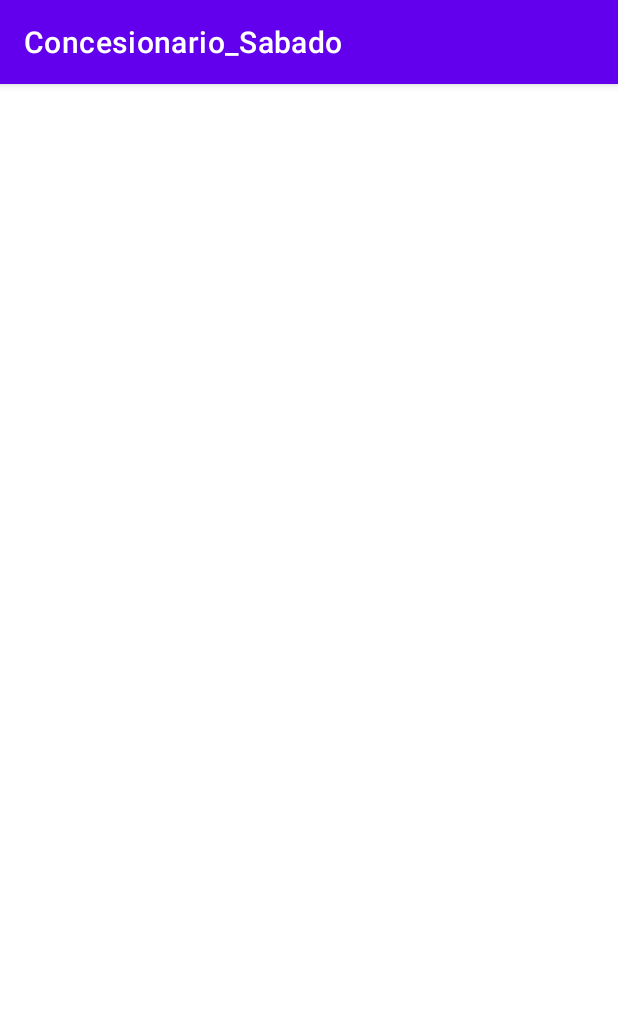
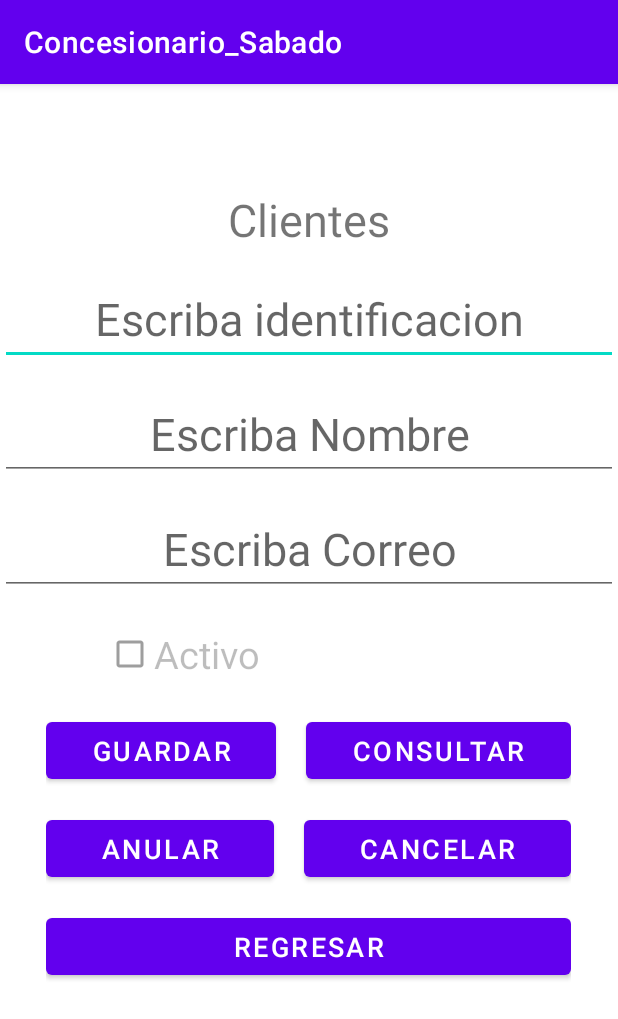
Before and after one commit to davidmillan5/AndroidConcesionarioProject, an Android app: the ClienteActivity screen opened directly, with no data from a screen before it, on a phone screen of 412 x 824 dp. Shown: the top 1019 px of the screen. Run offline under Robolectric (Android 15) with nearby library versions, the phone set to English and light mode, and no system bars.

Commit message:
Activity_Cliente XML Improve

```diff
--- a/app/src/main/res/layout/activity_cliente.xml
+++ b/app/src/main/res/layout/activity_cliente.xml
@@ -1,9 +1,132 @@
 <?xml version="1.0" encoding="utf-8"?>
-<androidx.constraintlayout.widget.ConstraintLayout xmlns:android="http://schemas.android.com/apk/res/android"
+<LinearLayout xmlns:android="http://schemas.android.com/apk/res/android"
     xmlns:app="http://schemas.android.com/apk/res-auto"
     xmlns:tools="http://schemas.android.com/tools"
     android:layout_width="match_parent"
+    android:orientation="vertical"
     android:layout_height="match_parent"
     tools:context=".ClienteActivity">
 
-</androidx.constraintlayout.widget.ConstraintLayout>
+    <TextView
+        android:id="@+id/textView"
+        android:layout_width="match_parent"
+        android:layout_height="wrap_content"
+        android:layout_marginTop="70dp"
+        android:textSize="30sp"
+        android:gravity="center"
+        android:text="Clientes" />
+
+    <EditText
+        android:id="@+id/etidentificacion"
+        android:layout_width="match_parent"
+        android:layout_height="wrap_content"
+        android:ems="10"
+        android:layout_marginTop="15dp"
+        android:textSize="30sp"
+        android:gravity="center"
+        android:hint="Escriba identificacion"
+        android:inputType="number" />
+
+    <EditText
+        android:id="@+id/etnombre"
+        android:layout_width="match_parent"
+        android:layout_height="wrap_content"
+        android:ems="10"
+        android:inputType="textPersonName"
+        android:layout_marginTop="15dp"
+        android:textSize="30sp"
+        android:gravity="center"
+        android:hint="Escriba Nombre" />
+
+    <EditText
+        android:id="@+id/etcorreo"
+        android:layout_width="match_parent"
+        android:layout_height="wrap_content"
+        android:ems="10"
+        android:layout_marginTop="15dp"
+        android:textSize="30sp"
+        android:gravity="center"
+        android:hint="Escriba Correo"
+        android:inputType="textEmailAddress" />
+
+    <CheckBox
+        android:id="@+id/cbactivo"
+        android:layout_width="270dp"
+        android:layout_height="wrap_content"
+        android:layout_marginTop="15dp"
+        android:textSize="25sp"
+        android:enabled="false"
+        android:layout_gravity="center"
+        android:text="Activo" />
+
+    <LinearLayout
+        android:layout_width="350dp"
+        android:layout_height="50dp"
+        android:layout_gravity="center"
+        android:orientation="horizontal"
+        android:layout_marginTop="15dp">
+
+        <Button
+            android:id="@+id/button4"
+            android:layout_width="wrap_content"
+            android:layout_height="50dp"
+            android:layout_weight="1"
+            android:textSize="18dp"
+            android:layout_marginRight="20dp"
+            android:text="Guardar" />
+
+        <Button
+            android:id="@+id/button5"
+            android:layout_width="wrap_content"
+            android:layout_weight="1"
+            android:textSize="18dp"
+            android:layout_height="50dp"
+            android:text="Consultar" />
+    </LinearLayout>
+
+    <LinearLayout
+        android:layout_width="350dp"
+        android:layout_height="50dp"
+        android:layout_gravity="center"
+        android:orientation="horizontal"
+        android:layout_marginTop="15dp">
+
+        <Button
+            android:id="@+id/button40"
+            android:layout_width="wrap_content"
+            android:layout_height="50dp"
+            android:layout_weight="1"
+            android:textSize="18dp"
+            android:layout_marginRight="20dp"
+            android:text="Anular" />
+
+        <Button
+            android:id="@+id/button50"
+            android:layout_width="wrap_content"
+            android:layout_weight="1"
+            android:textSize="18dp"
+            android:layout_height="50dp"
+            android:text="Cancelar" />
+    </LinearLayout>
+
+    <LinearLayout
+        android:layout_width="350dp"
+        android:layout_height="50dp"
+        android:layout_gravity="center"
+        android:orientation="horizontal"
+        android:layout_marginTop="15dp">
+
+        <Button
+            android:id="@+id/button41"
+            android:layout_width="wrap_content"
+            android:layout_height="50dp"
+            android:layout_weight="1"
+            android:textSize="18dp"
+            android:text="Regresar" />
+
+
+    </LinearLayout>
+
+
+
+</LinearLayout>
```
